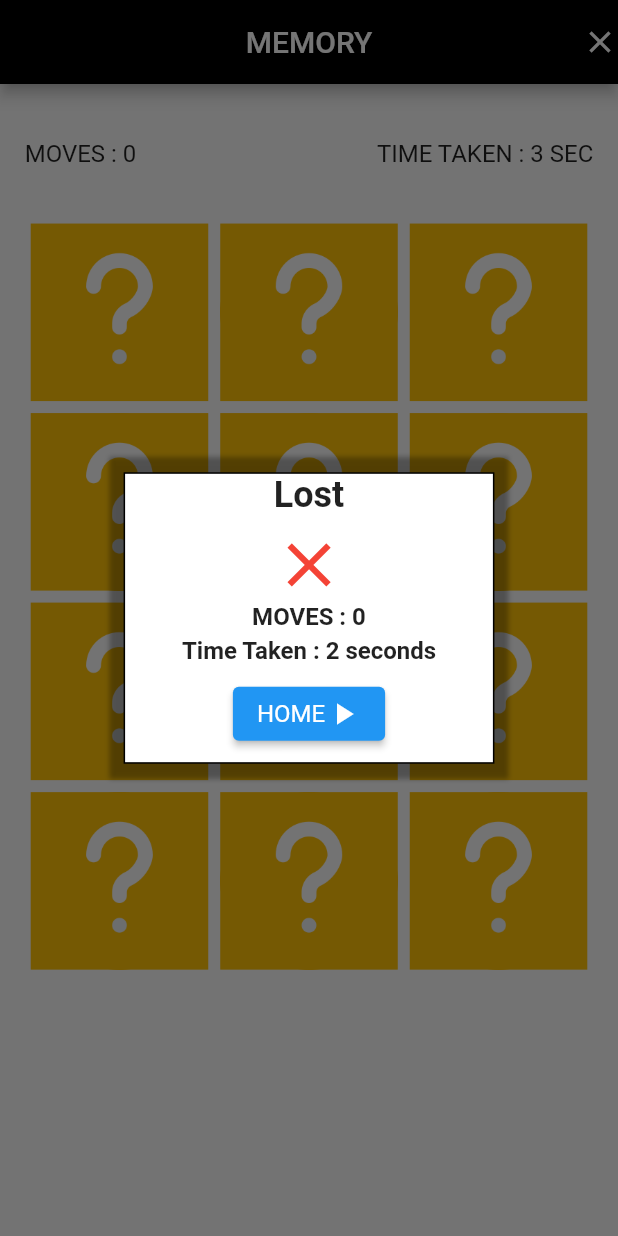
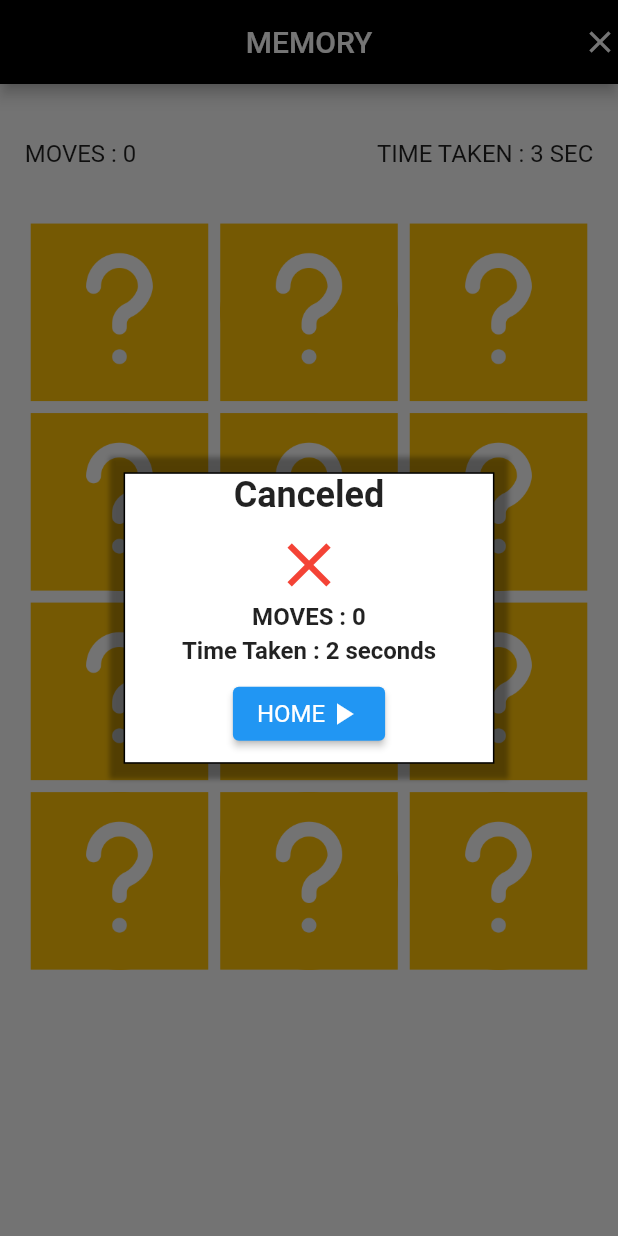
Before and after one commit to Adarsh220397/memory-game, a Flutter app: the MainScreen screen opened directly, after a tap on the "close" icon, on a phone screen of 412 x 824 dp. Run offline on Flutter 3.47's test engine with Material 2 defaults, Android fonts, the phone set to English and light mode, and no system bars; drawn by our look-alikes of flip_card; our stand-ins replace audioplayers, confetti.

Commit message:
lost text changed

```diff
--- a/lib/screens/main_screen.dart
+++ b/lib/screens/main_screen.dart
@@ -98,7 +98,7 @@ class _MainScreenState extends State<MainScreen> {
             moves: moves,
             time: time,
             confettiController: _confettiController,
-            text: 'Lost',
+            text: 'Canceled',
             icon: Icons.close_outlined,
             color: Colors.red,
             bCompleted: false,
@@ -123,7 +123,7 @@ class _MainScreenState extends State<MainScreen> {
                       moves: moves,
                       time: time,
                       confettiController: _confettiController,
-                      text: 'Lost',
+                      text: 'Canceled',
                       icon: Icons.close_outlined,
                       color: Colors.red,
                       bCompleted: false,
```
